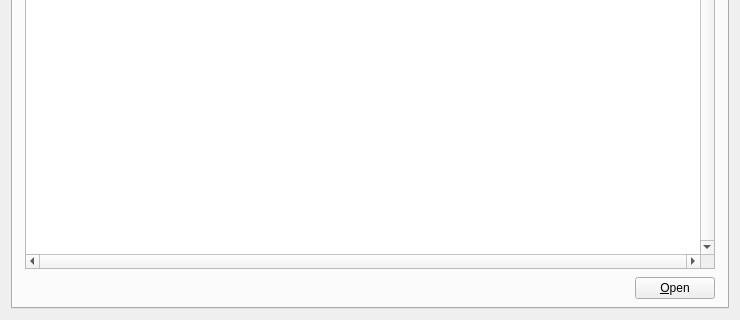
This is src/qt/forms/debugwindow.ui in VadiqueMe/dogecoin as Qt 5 draws it before an edit; both pictures show x 0 to 740 and y 220 to 540 of the 740 by 540 pixel window. The edited form follows.
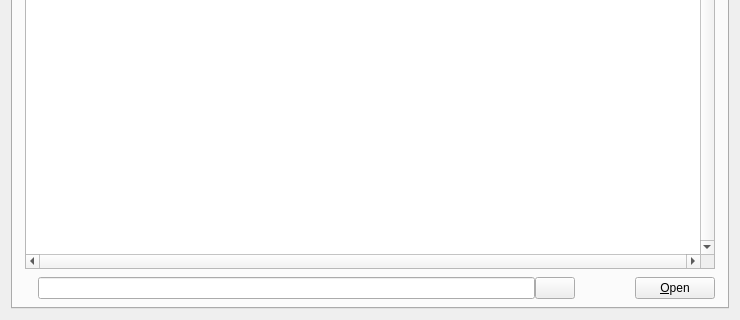
This is the edited form. The open tabs and pages were chosen to show the change. Icons and pictures are not drawn. Custom widgets are drawn as their Qt base class.

Commit message: add search filter to the page with contents of log

Patch:
```diff
--- a/src/qt/forms/debugwindow.ui
+++ b/src/qt/forms/debugwindow.ui
@@ -407,7 +407,10 @@
       <attribute name="title">
        <string>Log</string>
       </attribute>
-      <layout class="QGridLayout" name="gridLayout2" columnstretch="0,0">
+      <layout class="QVBoxLayout" name="verticalLayoutForLogPage">
+       <property name="spacing">
+        <number>8</number>
+       </property>
        <property name="leftMargin">
         <number>12</number>
        </property>
@@ -420,11 +423,8 @@
        <property name="bottomMargin">
         <number>8</number>
        </property>
-       <property name="spacing">
-        <number>8</number>
-       </property>
-       <item row="0" column="0" colspan="2">
-        <widget class="QPlainTextEdit" name="debugLogTextArea">
+       <item>
+        <widget class="QTextEdit" name="debugLogTextArea">
          <property name="verticalScrollBarPolicy">
           <enum>Qt::ScrollBarAlwaysOn</enum>
          </property>
@@ -448,21 +448,127 @@
          </property>
         </widget>
        </item>
-       <item row="13" column="1">
-        <widget class="QPushButton" name="openDebugLogButton">
-         <property name="sizePolicy">
-          <sizepolicy hsizetype="Fixed" vsizetype="Maximum">
-           <horstretch>0</horstretch>
-           <verstretch>0</verstretch>
-          </sizepolicy>
+       <item>
+        <layout class="QGridLayout" name="gridLayoutForBottomOfLog" columnstretch="0,0,0,0,0,0">
+         <property name="leftMargin">
+          <number>0</number>
          </property>
-         <property name="text">
-          <string>&amp;Open</string>
+         <property name="topMargin">
+          <number>0</number>
          </property>
-         <property name="autoDefault">
-          <bool>false</bool>
+         <property name="rightMargin">
+          <number>0</number>
          </property>
-        </widget>
+         <property name="bottomMargin">
+          <number>0</number>
+         </property>
+         <property name="spacing">
+          <number>0</number>
+         </property>
+         <item row="13" column="0">
+          <widget class="QLabel" name="logFilterIconLabel">
+           <property name="sizePolicy">
+            <sizepolicy hsizetype="Fixed" vsizetype="Fixed">
+             <horstretch>0</horstretch>
+             <verstretch>0</verstretch>
+            </sizepolicy>
+           </property>
+           <property name="maximumSize">
+            <size>
+             <width>24</width>
+             <height>24</height>
+            </size>
+           </property>
+           <property name="text">
+            <string notr="true"/>
+           </property>
+           <property name="pixmap">
+            <pixmap resource="../dogecoin.qrc">:/icons/magnifier</pixmap>
+           </property>
+           <property name="scaledContents">
+            <bool>true</bool>
+           </property>
+          </widget>
+         </item>
+         <item row="13" column="1">
+          <spacer name="beforeLogSearchFilter">
+           <property name="orientation">
+            <enum>Qt::Horizontal</enum>
+           </property>
+           <property name="sizeType">
+            <enum>QSizePolicy::Fixed</enum>
+           </property>
+           <property name="sizeHint" stdset="0">
+            <size>
+             <width>6</width>
+             <height>1</height>
+            </size>
+           </property>
+          </spacer>
+         </item>
+         <item row="13" column="2">
+          <widget class="QLineEdit" name="searchFilter">
+           <property name="text">
+            <string notr="true"/>
+           </property>
+           <property name="frame">
+            <bool>true</bool>
+           </property>
+          </widget>
+         </item>
+         <item row="13" column="3">
+          <widget class="QPushButton" name="clearLogFilterButton">
+           <property name="sizePolicy">
+            <sizepolicy hsizetype="Fixed" vsizetype="Fixed">
+             <horstretch>0</horstretch>
+             <verstretch>0</verstretch>
+            </sizepolicy>
+           </property>
+           <property name="text">
+            <string/>
+           </property>
+           <property name="icon">
+            <iconset resource="../dogecoin.qrc">
+             <normaloff>:/icons/remove</normaloff>:/icons/remove</iconset>
+           </property>
+           <property name="flat">
+            <bool>false</bool>
+           </property>
+          </widget>
+         </item>
+         <item row="13" column="4">
+          <spacer name="horizontalSpacerBeforeOpenLogButton">
+           <property name="orientation">
+            <enum>Qt::Horizontal</enum>
+           </property>
+           <property name="sizeType">
+            <enum>QSizePolicy::Preferred</enum>
+           </property>
+           <property name="sizeHint" stdset="0">
+            <size>
+             <width>60</width>
+             <height>1</height>
+            </size>
+           </property>
+          </spacer>
+         </item>
+         <item row="13" column="5">
+          <widget class="QPushButton" name="openDebugLogButton">
+           <property name="sizePolicy">
+            <sizepolicy hsizetype="Fixed" vsizetype="Maximum">
+             <horstretch>0</horstretch>
+             <verstretch>0</verstretch>
+            </sizepolicy>
+           </property>
+           <property name="text">
+            <string>&amp;Open</string>
+           </property>
+           <property name="autoDefault">
+            <bool>false</bool>
+           </property>
+          </widget>
+         </item>
+        </layout>
        </item>
       </layout>
      </widget>
```
Left out of the diff: 4 changed lines with no effect on the pictures. The commit also changes 73 other files.
